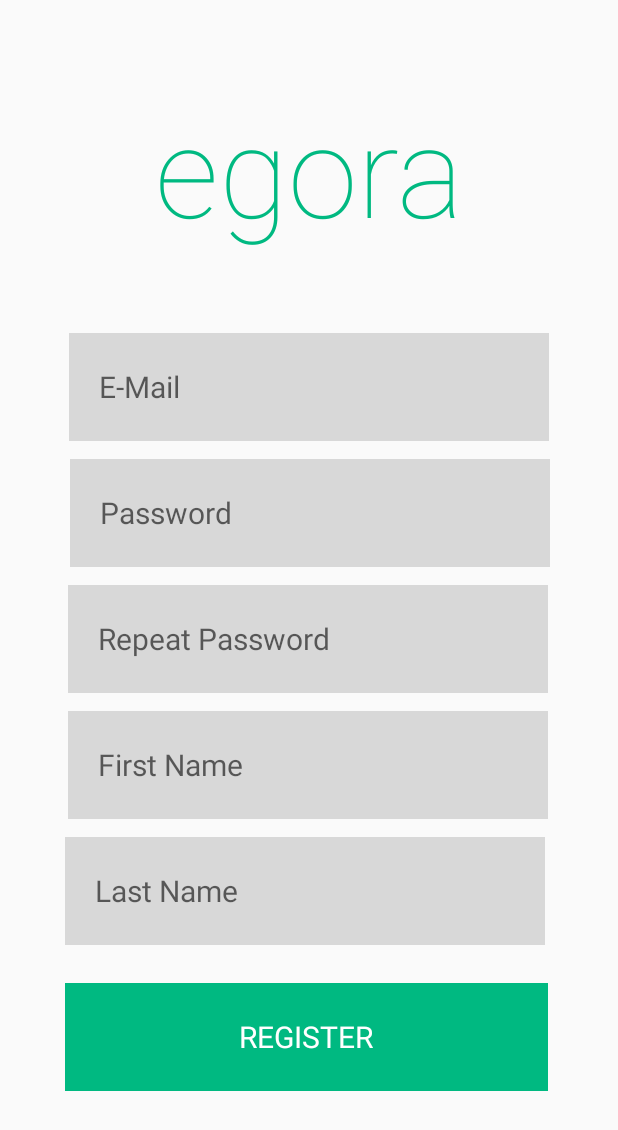
After one commit to NTietje/egora, an Android app: the CreateAccountActivity screen opened directly, with no data from a screen before it, on a phone screen of 412 x 824 dp. The commit adds this screen. Shown: the top 1130 px of the screen. Run offline under Robolectric (Android 15) with nearby library versions, the light colour scheme and no system bars.

Commit message:
firebase still working in MainActivity LoginActivity and CreateAccountActivity with all xmls added

```diff
--- a/app/src/main/AndroidManifest.xml
+++ b/app/src/main/AndroidManifest.xml
@@ -18,6 +18,8 @@
                 <category android:name="android.intent.category.LAUNCHER" />
             </intent-filter>
         </activity>
+        <activity android:name=".LoginActivity"></activity>
+        <activity android:name=".CreateAccountActivity"></activity>
     </application>
 
 </manifest>
--- /dev/null
+++ b/app/src/main/java/app/egora/CreateAccountActivity.java
@@ -0,0 +1,45 @@
+package app.egora;
+
+import android.os.Bundle;
+import android.util.Log;
+import android.view.View;
+import android.widget.Button;
+import android.widget.EditText;
+
+import android.support.v7.app.AppCompatActivity;
+
+public class CreateAccountActivity extends AppCompatActivity {
+
+    private Button buttonRegister;
+
+    // wird noch nicht verwendet ******************************
+    private EditText editEmail;
+    private EditText editPassword;
+    private EditText editRepeatedPassword;
+    private EditText editFirstName;
+    private EditText editLastName;
+
+    @Override
+    protected void onCreate(Bundle savedInstanceState) {
+        super.onCreate(savedInstanceState);
+        setContentView(R.layout.activity_create_account);
+        getSupportActionBar().hide(); // hide the app title bar
+
+        // Declaration
+        buttonRegister = findViewById(R.id.buttonRegister);
+        editEmail = findViewById(R.id.regEmail);
+        editPassword = findViewById(R.id.regPassword);
+        editRepeatedPassword = findViewById(R.id.regPasswordRepeat);
+        editFirstName = findViewById(R.id.regFirstName);
+        editLastName = findViewById(R.id.regLastName);
+
+        // Register new user in firebase
+        buttonRegister.setOnClickListener(new View.OnClickListener() {
+            @Override
+            public void onClick(View v) {
+                Log.i("register", "register button clicked"); // nur zum Testen
+                // hier User bei Firebase anlegen
+            }
+        });
+    }
+}
--- a/app/src/main/java/app/egora/MainActivity.java
+++ b/app/src/main/java/app/egora/MainActivity.java
@@ -41,7 +41,7 @@ public class MainActivity extends AppCompatActivity {
         buttonReg.setOnClickListener(new View.OnClickListener() {
             @Override
             public void onClick(View v) {
-                registerUser("nn@gmail.com", "han2200nn");
+                registerUser("n4n@gmail.com", "han2200nn");
                 Log.i("register", "user registered");
             }
         });
--- /dev/null
+++ b/app/src/main/res/layout/activity_create_account.xml
@@ -0,0 +1,138 @@
+<?xml version="1.0" encoding="utf-8"?>
+
+<LinearLayout
+    xmlns:android="http://schemas.android.com/apk/res/android"
+    xmlns:app="http://schemas.android.com/apk/res-auto"
+    xmlns:tools="http://schemas.android.com/tools"
+    android:layout_width="match_parent"
+    android:layout_height="match_parent"
+    tools:context=".CreateAccountActivity">
+
+    <ScrollView
+        xmlns:android="http://schemas.android.com/apk/res/android"
+        xmlns:app="http://schemas.android.com/apk/res-auto"
+        android:layout_width="match_parent"
+        android:layout_height="wrap_content">
+
+        <android.support.constraint.ConstraintLayout
+            xmlns:android="http://schemas.android.com/apk/res/android"
+            android:layout_width="match_parent"
+            android:layout_height="match_parent"
+            android:paddingBottom="75dp">
+
+            <TextView
+                android:id="@+id/titleRegisterView"
+                android:layout_width="206dp"
+                android:layout_height="126dp"
+                android:layout_marginTop="56dp"
+                android:fontFamily="sans-serif-thin"
+                android:text="@string/app_name"
+                android:textColor="@color/colorPrimary"
+                android:typeface="normal"
+                app:autoSizeTextType="uniform"
+                app:layout_constraintEnd_toEndOf="parent"
+                app:layout_constraintHorizontal_bias="0.5"
+                app:layout_constraintStart_toStartOf="parent"
+                app:layout_constraintTop_toTopOf="parent" />
+
+            <EditText
+                android:id="@+id/regEmail"
+                android:layout_width="320dp"
+                android:layout_height="72dp"
+                android:layout_marginTop="40dp"
+                android:background="#D8D8D8"
+                android:hint="E-Mail"
+                android:paddingLeft="20dp"
+                android:textColor="@color/darkTextColor"
+                android:textSize="20sp"
+                app:layout_constraintEnd_toEndOf="parent"
+                app:layout_constraintHorizontal_bias="0.5"
+                app:layout_constraintStart_toStartOf="parent"
+                app:layout_constraintTop_toBottomOf="@+id/titleRegisterView"
+                android:inputType="text"
+                android:maxLines="1"
+                android:lines="1"
+                android:scrollHorizontally="true"
+                android:ellipsize="end"/>
+
+            <EditText
+                android:id="@+id/regPassword"
+                android:layout_width="320dp"
+                android:layout_height="72dp"
+                android:layout_marginTop="@dimen/marginEditText"
+                android:background="#D8D8D8"
+                android:hint="Password"
+                android:paddingLeft="20dp"
+                android:textColor="@color/darkTextColor"
+                android:textSize="20sp"
+                app:layout_constraintEnd_toEndOf="parent"
+                app:layout_constraintHorizontal_bias="0.505"
+                app:layout_constraintStart_toStartOf="parent"
+                app:layout_constraintTop_toBottomOf="@+id/regEmail" />
+
+            <EditText
+                android:id="@+id/regPasswordRepeat"
+                android:layout_width="320dp"
+                android:layout_height="72dp"
+                android:layout_marginTop="@dimen/marginEditText"
+                android:background="#D8D8D8"
+                android:hint="Repeat Password"
+                android:paddingLeft="20dp"
+                android:textColor="@color/darkTextColor"
+                android:textSize="20sp"
+                app:layout_constraintEnd_toEndOf="parent"
+                app:layout_constraintHorizontal_bias="0.494"
+                app:layout_constraintStart_toStartOf="parent"
+                app:layout_constraintTop_toBottomOf="@+id/regPassword" />
+
+            <EditText
+                android:id="@+id/regFirstName"
+                android:layout_width="320dp"
+                android:layout_height="72dp"
+                android:layout_marginTop="@dimen/marginEditText"
+                android:background="#D8D8D8"
+                android:hint="First Name"
+                android:paddingLeft="20dp"
+                android:textColor="@color/darkTextColor"
+                android:textSize="20sp"
+                app:layout_constraintEnd_toEndOf="parent"
+                app:layout_constraintHorizontal_bias="0.494"
+                app:layout_constraintStart_toStartOf="parent"
+                app:layout_constraintTop_toBottomOf="@+id/regPasswordRepeat" />
+
+            <EditText
+                android:id="@+id/regLastName"
+                android:layout_width="320dp"
+                android:layout_height="72dp"
+                android:layout_marginTop="@dimen/marginEditText"
+                android:background="#D8D8D8"
+                android:hint="Last Name"
+                android:paddingLeft="20dp"
+                android:textColor="@color/darkTextColor"
+                android:textSize="20sp"
+                app:layout_constraintEnd_toEndOf="parent"
+                app:layout_constraintHorizontal_bias="0.472"
+                app:layout_constraintStart_toStartOf="parent"
+                app:layout_constraintTop_toBottomOf="@+id/regFirstName" />
+
+            <Button
+                android:id="@+id/buttonRegister"
+                style="@android:style/Widget.Material.Light.Button.Borderless"
+                android:layout_width="322dp"
+                android:layout_height="72dp"
+                android:layout_marginTop="@dimen/marginButtonToEditText"
+                android:background="@color/colorPrimary"
+                android:fontFamily="sans-serif"
+                android:text="Register"
+                android:textColor="@android:color/white"
+                android:textSize="20sp"
+                app:layout_constraintEnd_toEndOf="parent"
+                app:layout_constraintHorizontal_bias="0.483"
+                app:layout_constraintStart_toStartOf="parent"
+                app:layout_constraintTop_toBottomOf="@+id/regLastName" />
+
+        </android.support.constraint.ConstraintLayout>
+
+    </ScrollView>
+
+</LinearLayout>
--- a/app/src/main/res/values/colors.xml
+++ b/app/src/main/res/values/colors.xml
@@ -1,6 +1,7 @@
 <?xml version="1.0" encoding="utf-8"?>
 <resources>
-    <color name="colorPrimary">#008577</color>
+    <color name="colorPrimary">#00b981</color>
     <color name="colorPrimaryDark">#00574B</color>
     <color name="colorAccent">#D81B60</color>
+    <color name="darkTextColor">#151515</color>
 </resources>
--- /dev/null
+++ b/app/src/main/res/values/dimen.xml
@@ -0,0 +1,6 @@
+<?xml version="1.0" encoding="utf-8"?>
+<resources>
+    <dimen name="logoMarginTop">56dp</dimen>
+    <dimen name="marginEditText">12dp</dimen>
+    <dimen name="marginButtonToEditText">25dp</dimen>
+</resources>
```
Also changed, not shown: app/src/main/java/app/egora/LoginActivity.java (added, +57 -0 lines), app/src/main/res/layout/activity_login.xml (added, +120 -0 lines).
